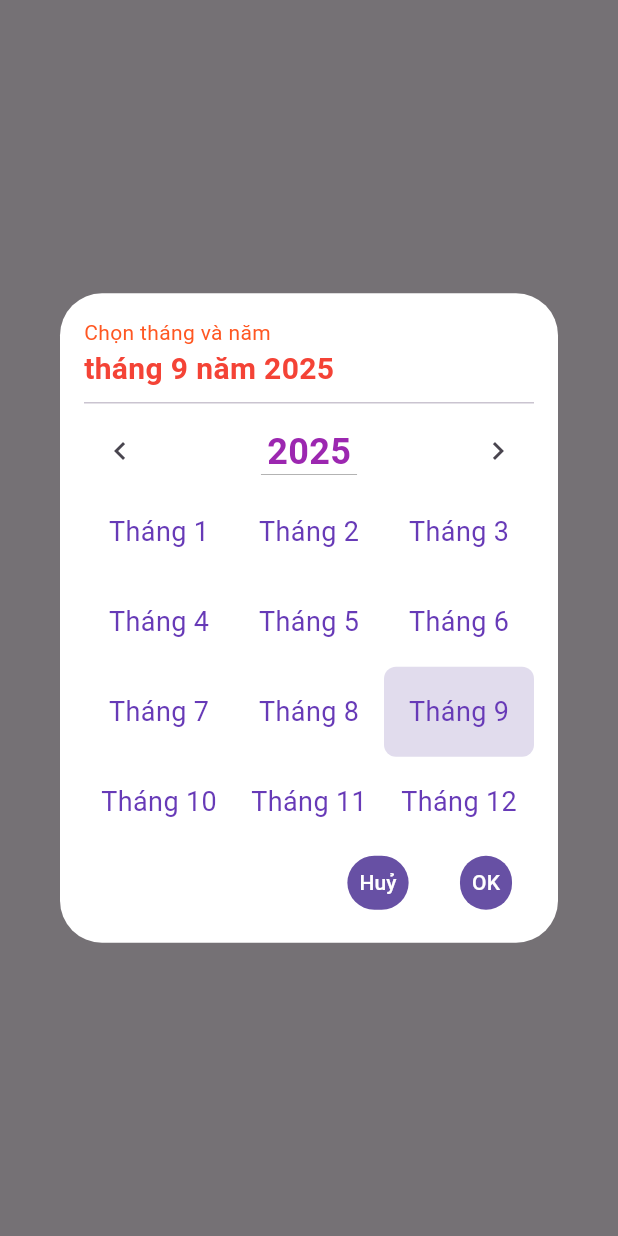
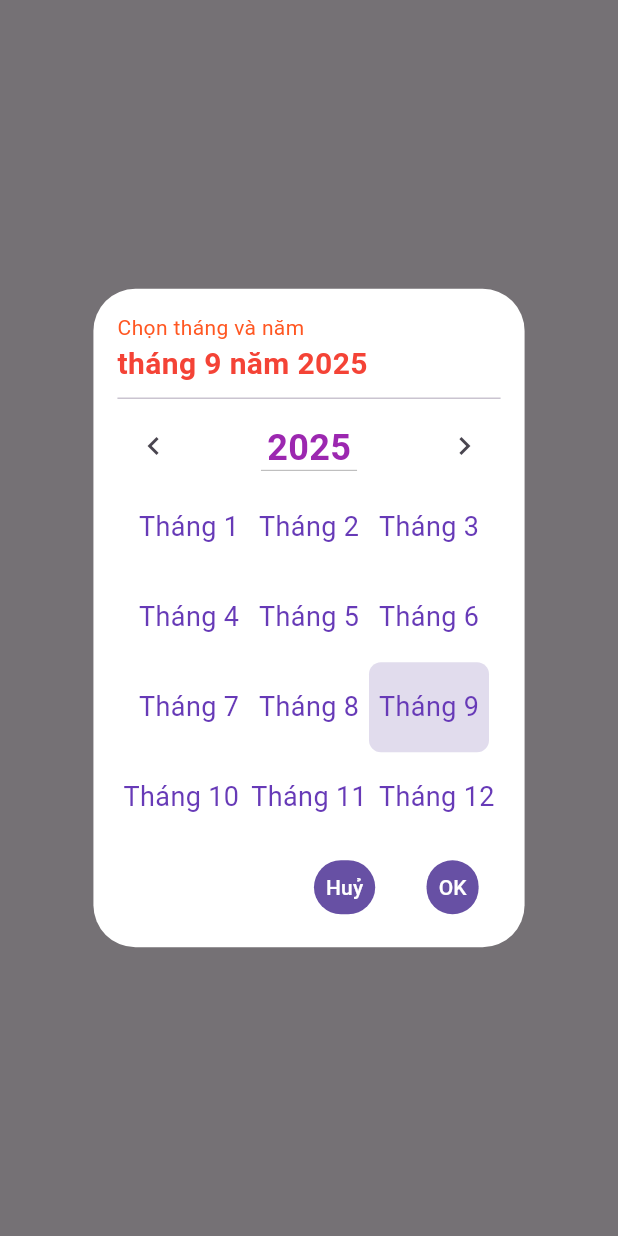
Before and after one commit to PhiLongDo/year_month_picker, a Flutter app: the screen it shows after launch, after a tap on "Show custom dialog", on a phone screen of 412 x 824 dp. Run offline on Flutter 3.47's test engine with Material 3 defaults, Android fonts, the phone set to English and light mode, and no system bars; our stand-ins replace carousel_slider.

Commit message:
fix: dialog UI issue
- Updated month item builder to use 'MMM' format for device widths <= 412 and 'MMMM' for larger screens.
- Changed `GestureDetector` to `InkWell` for month selection to provide visual feedback.
- Adjusted `minWidth` of month items based on device width.
- Added a `SizedBox` for spacing below the month selector.

```diff
--- a/lib/src/dialog.dart
+++ b/lib/src/dialog.dart
@@ -2,6 +2,7 @@ import 'package:flutter/material.dart';
 import 'package:intl/intl.dart' hide TextDirection;
 
 import 'components/dropdown.dart';
+import 'components/year_month_text.dart';
 import 'validations.dart';
 
 /// Displays a dialog allowing the user to pick a year and month.
@@ -187,8 +188,10 @@ class _YearMonthPickerDialogState extends State<_YearMonthPickerDialog> {
       );
 
   Widget _defaultBuildMonthItem(BuildContext context, int number) {
+    final deviceWidth = MediaQuery.of(context).size.width;
+    final pattern = deviceWidth > 412 ? 'MMMM' : 'MMM';
     return Text(
-      DateFormat.MMMM(widget.locale?.languageCode)
+      DateFormat(pattern, widget.locale?.languageCode)
           .format(DateTime(2025, number)),
       style: TextStyle(
         color: Theme.of(context).colorScheme.onSurface,
@@ -214,6 +217,7 @@ class _YearMonthPickerDialogState extends State<_YearMonthPickerDialog> {
               const Divider(),
               _buildYearSelector(),
               _buildMonthSelector(),
+              const SizedBox(height: 6.0),
               _buildActions(context),
             ],
           ),
@@ -224,11 +228,7 @@ class _YearMonthPickerDialogState extends State<_YearMonthPickerDialog> {
 
   Widget _buildYearMonthText() {
     return widget.yearMonthTextBuilder?.call(context, _year, _month) ??
-        Text(
-          DateFormat.yMMMM(widget.locale?.languageCode)
-              .format(DateTime(_year, _month)),
-          style: Theme.of(context).textTheme.headlineSmall,
-        );
+        YearMonthText(locale: widget.locale, year: _year, month: _month);
   }
 
   Widget _buildYearSelector() {
@@ -295,21 +295,24 @@ class _YearMonthPickerDialogState extends State<_YearMonthPickerDialog> {
   }
 
   Widget _buildMonthRow(int row) {
+    final borderRadius = BorderRadius.circular(8.0);
+    final deviceWidth = MediaQuery.of(context).size.width;
     return Row(
       mainAxisAlignment: MainAxisAlignment.spaceBetween,
       mainAxisSize: MainAxisSize.min,
       children: List<Widget>.generate(3, (index) {
         final month = row * 3 + index + 1;
-        return GestureDetector(
+        return InkWell(
           onTap: () {
             setState(() {
               _month = month;
               widget.onMonthChanged?.call(_month);
             });
           },
+          borderRadius: borderRadius,
           child: Container(
-            constraints: const BoxConstraints(
-              minWidth: 100,
+            constraints: BoxConstraints(
+              minWidth: deviceWidth > 412 ? 100 : 80,
               minHeight: 60,
             ),
             padding: const EdgeInsets.symmetric(
@@ -320,7 +323,7 @@ class _YearMonthPickerDialogState extends State<_YearMonthPickerDialog> {
               color: _month == month
                   ? Theme.of(context).colorScheme.primary.withValues(alpha: 0.2)
                   : null,
-              borderRadius: BorderRadius.circular(8.0),
+              borderRadius: borderRadius,
             ),
             alignment: Alignment.center,
             child: _buildMonthItem(context, month),
```
Also changed, not shown: lib/src/components/year_month_text.dart (added, +24 -0 lines).
